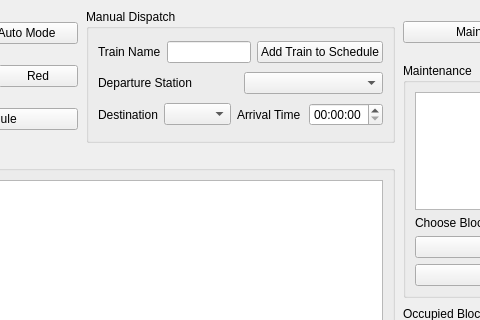
First picture: the form in CTC/CTC_UI.ui, repository asmithie13/ECE-1140, before the edit; both pictures show x 145 to 625 and y 0 to 320 of the 981 by 695 pixel window.
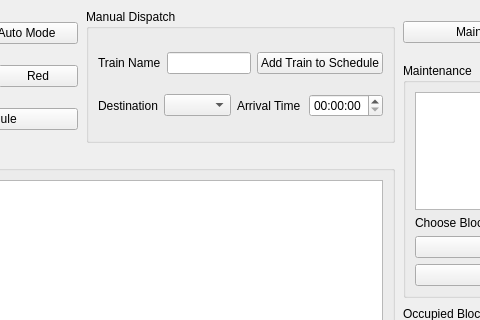
Second picture: the form after the edit.

Commit message: Fixed bugs in manual dispatch

```diff
--- a/CTC/CTC_UI.ui
+++ b/CTC/CTC_UI.ui
@@ -536,27 +536,7 @@
                 </layout>
                </item>
                <item>
-                <layout class="QHBoxLayout" name="ManualDispatchRow2" stretch="2,2">
-                 <item>
-                  <widget class="QLabel" name="DepartureStationLabel">
-                   <property name="text">
-                    <string>Departure Station</string>
-                   </property>
-                  </widget>
-                 </item>
-                 <item>
-                  <widget class="QComboBox" name="DepartureSationSelect">
-                   <item>
-                    <property name="text">
-                     <string/>
-                    </property>
-                   </item>
-                  </widget>
-                 </item>
-                </layout>
-               </item>
-               <item>
-                <layout class="QHBoxLayout" name="ManualDispatchRow3" stretch="1,2,2,2">
+                <layout class="QHBoxLayout" name="ManualDispatchRow2" stretch="1,2,2,2">
                  <property name="sizeConstraint">
                   <enum>QLayout::SetFixedSize</enum>
                  </property>
```
The commit also changes 4 other files.
